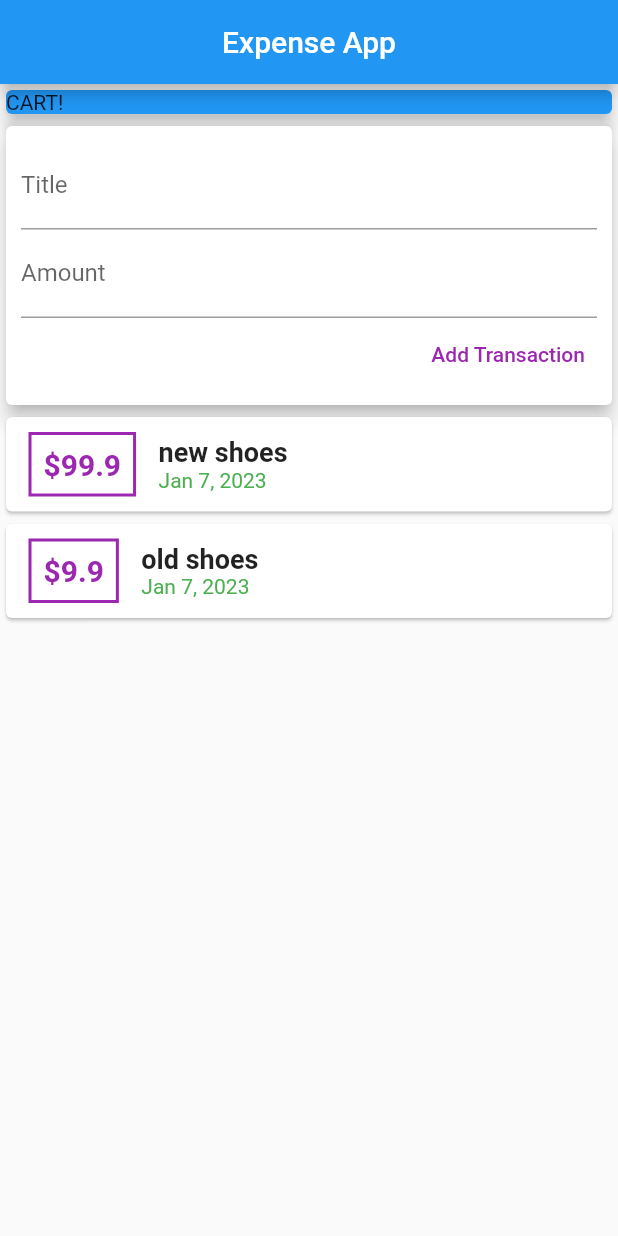
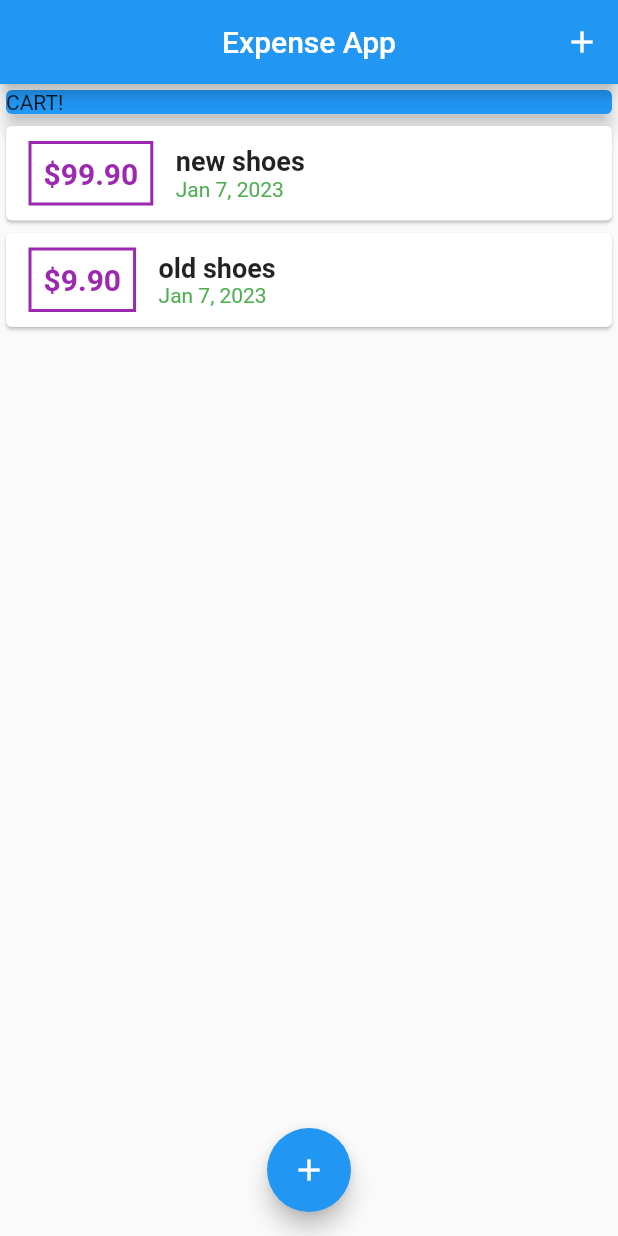
Before and after one commit to fatiq123/expense_app, a Flutter app: the screen it shows after launch, on a phone screen of 412 x 824 dp. Run offline on Flutter 3.47's test engine with Material 2 defaults, Android fonts, the phone set to English and light mode, and no system bars.

Commit message:
delete file and make the main file statefulWidget more concepts

```diff
--- a/lib/main.dart
+++ b/lib/main.dart
@@ -1,26 +1,75 @@
 import 'package:expense_app/models/transaction.dart';
-import 'package:expense_app/widgets/user_transactions.dart';
+import 'package:expense_app/widgets/new_transactions.dart';
+import 'package:expense_app/widgets/transaction_list.dart';
 import 'package:flutter/material.dart';
 
 void main() {
   runApp(MyApp());
 }
 
-class MyApp extends StatelessWidget {
+class MyApp extends StatefulWidget {
   MyApp({super.key});
+
+  @override
+  State<MyApp> createState() => _MyAppState();
+}
+
+class _MyAppState extends State<MyApp> {
   final List<Transcation> transcations = [];
 
   // String? amountInput;
-  // String? titleInput;
+  void _startAddNewTransaction(BuildContext context) {
+    showModalBottomSheet(
+      context: context,
+      builder: (context) {
+        return NewTransaction(_addNewTransaction);
+      },
+    );
+  }
 
-  // This widget is the root of your application.
+  final List<Transcation> _userTransactions = [
+    Transcation(
+      id: 't1',
+      title: 'new shoes',
+      amount: 99.9,
+      date: DateTime.now(),
+    ),
+    Transcation(
+      id: 't2',
+      title: 'old shoes',
+      amount: 9.9,
+      date: DateTime.now(),
+    )
+  ];
+
+  void _addNewTransaction(String txTitle, double txAmount) {
+    final newTx = Transcation(
+        title: txTitle,
+        amount: txAmount,
+        date: DateTime.now(),
+        id: DateTime.now().toString());
+
+    setState(() {
+      _userTransactions.add(newTx);
+    });
+  }
+
   @override
   Widget build(BuildContext context) {
     return MaterialApp(
+      debugShowCheckedModeBanner: false,
       home: Scaffold(
         appBar: AppBar(
           title: const Text('Expense App'),
           centerTitle: true,
+          actions: [
+            IconButton(
+              onPressed: (() {
+                _startAddNewTransaction(context);
+              }),
+              icon: const Icon(Icons.add),
+            )
+          ],
         ),
         body: Column(
           // mainAxisAlignment: MainAxisAlignment.start,
@@ -34,8 +83,15 @@ class MyApp extends StatelessWidget {
                 child: Text('CART!'),
               ),
             ),
-            const UserTransaction(),
+            TransactionList(_userTransactions),
           ],
+        ),
+        floatingActionButtonLocation: FloatingActionButtonLocation.centerFloat,
+        floatingActionButton: FloatingActionButton(
+          onPressed: () {
+            _startAddNewTransaction(context);
+          },
+          child: const Icon(Icons.add),
         ),
       ),
     );
--- a/lib/widgets/transaction_list.dart
+++ b/lib/widgets/transaction_list.dart
@@ -24,7 +24,7 @@ class TransactionList extends StatelessWidget {
                       const EdgeInsets.symmetric(vertical: 10, horizontal: 15),
                   child: Text(
                     //  e.amount.toString(),
-                    "\$${transactions[index].amount}",
+                    "\$${transactions[index].amount?.toStringAsFixed(2)}",
                     style: const TextStyle(
                         fontWeight: FontWeight.bold,
                         fontSize: 20,
@@ -45,7 +45,7 @@ class TransactionList extends StatelessWidget {
                       style: const TextStyle(color: Colors.green),
                     )
                   ],
-                )
+                ),
               ],
             ),
           );
--- a/lib/widgets/user_transactions.dart
+++ /dev/null
@@ -1,51 +0,0 @@
-import 'package:expense_app/widgets/transaction_list.dart';
-import 'package:flutter/widgets.dart';
-
-import '../models/transaction.dart';
-import 'new_transactions.dart';
-
-class UserTransaction extends StatefulWidget {
-  const UserTransaction({super.key});
-
-  @override
-  State<UserTransaction> createState() => _UserTransactionState();
-}
-
-class _UserTransactionState extends State<UserTransaction> {
-  final List<Transcation> _userTransactions = [
-    Transcation(
-      id: 't1',
-      title: 'new shoes',
-      amount: 99.9,
-      date: DateTime.now(),
-    ),
-    Transcation(
-      id: 't2',
-      title: 'old shoes',
-      amount: 9.9,
-      date: DateTime.now(),
-    )
-  ];
-
-  void _addNewTransaction(String txTitle, double txAmount) {
-    final newTx = Transcation(
-        title: txTitle,
-        amount: txAmount,
-        date: DateTime.now(),
-        id: DateTime.now().toString());
-
-    setState(() {
-      _userTransactions.add(newTx);
-    });
-  }
-
-  @override
-  Widget build(BuildContext context) {
-    return Column(
-      children: [
-        NewTransaction(_addNewTransaction),
-        TransactionList(_userTransactions),
-      ],
-    );
-  }
-}
```
Also changed, not shown: lib/widgets/new_transactions.dart (+21 -6 lines).
